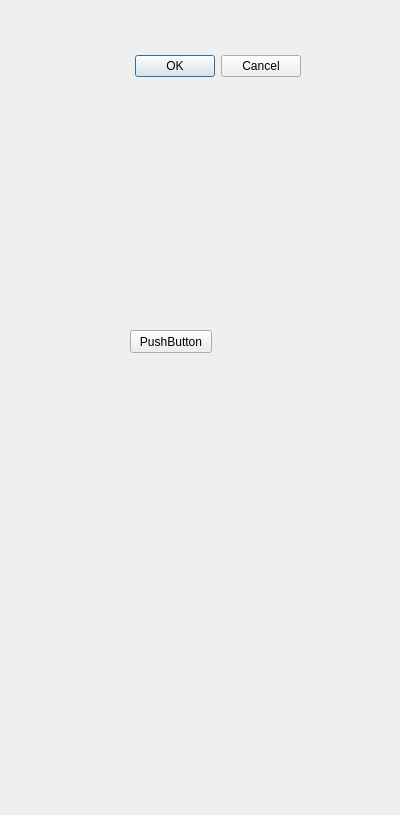
BoraxMan/checkitgui, file about.ui: the form before one commit.
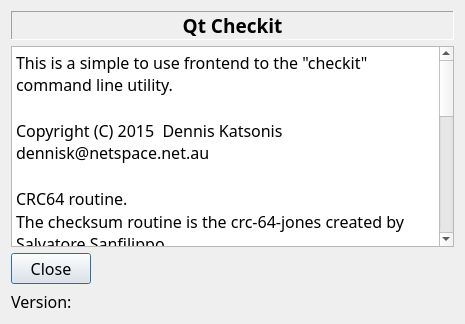
The form after the commit.

What changed in the file:
```diff
--- a/about.ui
+++ b/about.ui
@@ -6,42 +6,90 @@
    <rect>
     <x>0</x>
     <y>0</y>
-    <width>400</width>
-    <height>815</height>
+    <width>465</width>
+    <height>324</height>
    </rect>
   </property>
+  <property name="font">
+   <font>
+    <family>Abyssinica SIL</family>
+    <pointsize>12</pointsize>
+   </font>
+  </property>
   <property name="windowTitle">
    <string>Dialog</string>
   </property>
-  <widget class="QDialogButtonBox" name="buttonBox">
-   <property name="geometry">
-    <rect>
-     <x>-40</x>
-     <y>50</y>
-     <width>341</width>
-     <height>32</height>
-    </rect>
-   </property>
-   <property name="orientation">
-    <enum>Qt::Horizontal</enum>
-   </property>
-   <property name="standardButtons">
-    <set>QDialogButtonBox::Cancel|QDialogButtonBox::Ok</set>
-   </property>
-  </widget>
-  <widget class="QPushButton" name="pushButton">
-   <property name="geometry">
-    <rect>
-     <x>130</x>
-     <y>330</y>
-     <width>82</width>
-     <height>23</height>
-    </rect>
-   </property>
-   <property name="text">
-    <string>PushButton</string>
-   </property>
-  </widget>
+  <layout class="QFormLayout" name="formLayout_2">
+   <item row="0" column="0" colspan="2">
+    <widget class="QLabel" name="label">
+     <property name="font">
+      <font>
+       <family>Sans Serif</family>
+       <pointsize>14</pointsize>
+       <weight>75</weight>
+       <bold>true</bold>
+      </font>
+     </property>
+     <property name="frameShape">
+      <enum>QFrame::Panel</enum>
+     </property>
+     <property name="frameShadow">
+      <enum>QFrame::Sunken</enum>
+     </property>
+     <property name="text">
+      <string>Qt Checkit</string>
+     </property>
+     <property name="alignment">
+      <set>Qt::AlignCenter</set>
+     </property>
+    </widget>
+   </item>
+   <item row="2" column="0">
+    <widget class="QPushButton" name="pushButton">
+     <property name="text">
+      <string>Close</string>
+     </property>
+    </widget>
+   </item>
+   <item row="1" column="0" colspan="2">
+    <widget class="QTextBrowser" name="textBrowser">
+     <property name="html">
+      <string>&lt;!DOCTYPE HTML PUBLIC &quot;-//W3C//DTD HTML 4.0//EN&quot; &quot;http://www.w3.org/TR/REC-html40/strict.dtd&quot;&gt;
+&lt;html&gt;&lt;head&gt;&lt;meta name=&quot;qrichtext&quot; content=&quot;1&quot; /&gt;&lt;style type=&quot;text/css&quot;&gt;
+p, li { white-space: pre-wrap; }
+&lt;/style&gt;&lt;/head&gt;&lt;body style=&quot; font-family:'Abyssinica SIL'; font-size:12pt; font-weight:400; font-style:normal;&quot;&gt;
+&lt;p style=&quot; margin-top:0px; margin-bottom:0px; margin-left:0px; margin-right:0px; -qt-block-indent:0; text-indent:0px;&quot;&gt;This is a simple to use frontend to the &amp;quot;checkit&amp;quot; command line utility.&lt;/p&gt;
+&lt;p style=&quot;-qt-paragraph-type:empty; margin-top:0px; margin-bottom:0px; margin-left:0px; margin-right:0px; -qt-block-indent:0; text-indent:0px;&quot;&gt;&lt;br /&gt;&lt;/p&gt;
+&lt;p style=&quot; margin-top:0px; margin-bottom:0px; margin-left:0px; margin-right:0px; -qt-block-indent:0; text-indent:0px;&quot;&gt;Copyright (C) 2015  Dennis Katsonis dennisk@netspace.net.au&lt;/p&gt;
+&lt;p style=&quot;-qt-paragraph-type:empty; margin-top:0px; margin-bottom:0px; margin-left:0px; margin-right:0px; -qt-block-indent:0; text-indent:0px;&quot;&gt;&lt;br /&gt;&lt;/p&gt;
+&lt;p style=&quot; margin-top:0px; margin-bottom:0px; margin-left:0px; margin-right:0px; -qt-block-indent:0; text-indent:0px;&quot;&gt;CRC64 routine.&lt;/p&gt;
+&lt;p style=&quot; margin-top:0px; margin-bottom:0px; margin-left:0px; margin-right:0px; -qt-block-indent:0; text-indent:0px;&quot;&gt;The checksum routine is the crc-64-jones created by Salvatore Sanfilippo.&lt;/p&gt;
+&lt;p style=&quot;-qt-paragraph-type:empty; margin-top:0px; margin-bottom:0px; margin-left:0px; margin-right:0px; -qt-block-indent:0; text-indent:0px;&quot;&gt;&lt;br /&gt;&lt;/p&gt;
+&lt;p style=&quot;-qt-paragraph-type:empty; margin-top:0px; margin-bottom:0px; margin-left:0px; margin-right:0px; -qt-block-indent:0; text-indent:0px;&quot;&gt;&lt;br /&gt;&lt;/p&gt;
+&lt;p style=&quot; margin-top:0px; margin-bottom:0px; margin-left:0px; margin-right:0px; -qt-block-indent:0; text-indent:0px;&quot;&gt; This program is free software: you can redistribute it and/or modify  it under the terms of the GNU General Public License as published by the Free Software Foundation, either version 3 of the License, or (at your option) any later version.&lt;/p&gt;
+&lt;p style=&quot;-qt-paragraph-type:empty; margin-top:0px; margin-bottom:0px; margin-left:0px; margin-right:0px; -qt-block-indent:0; text-indent:0px;&quot;&gt;&lt;br /&gt;&lt;/p&gt;
+&lt;p style=&quot; margin-top:0px; margin-bottom:0px; margin-left:0px; margin-right:0px; -qt-block-indent:0; text-indent:0px;&quot;&gt; This program is distributed in the hope that it will be useful, but WITHOUT ANY WARRANTY; without even the implied warranty of MERCHANTABILITY or FITNESS FOR A PARTICULAR PURPOSE.  See the GNU General Public License for more details.&lt;/p&gt;
+&lt;p style=&quot;-qt-paragraph-type:empty; margin-top:0px; margin-bottom:0px; margin-left:0px; margin-right:0px; -qt-block-indent:0; text-indent:0px;&quot;&gt;&lt;br /&gt;&lt;/p&gt;
+&lt;p style=&quot; margin-top:0px; margin-bottom:0px; margin-left:0px; margin-right:0px; -qt-block-indent:0; text-indent:0px;&quot;&gt; You should have received a copy of the GNU General Public License along with this program.  If not, see &amp;lt;http://www.gnu.org/licenses/&amp;gt;.&lt;/p&gt;
+&lt;p style=&quot;-qt-paragraph-type:empty; margin-top:0px; margin-bottom:0px; margin-left:0px; margin-right:0px; -qt-block-indent:0; text-indent:0px;&quot;&gt;&lt;br /&gt;&lt;/p&gt;&lt;/body&gt;&lt;/html&gt;</string>
+     </property>
+    </widget>
+   </item>
+   <item row="3" column="0">
+    <widget class="QLabel" name="label_2">
+     <property name="text">
+      <string>Version:</string>
+     </property>
+    </widget>
+   </item>
+   <item row="3" column="1">
+    <widget class="QLabel" name="versionLabel">
+     <property name="text">
+      <string/>
+     </property>
+    </widget>
+   </item>
+  </layout>
  </widget>
  <resources/>
  <connections>
```
Left out of the diff: 30 changed lines with no effect on the pictures.
